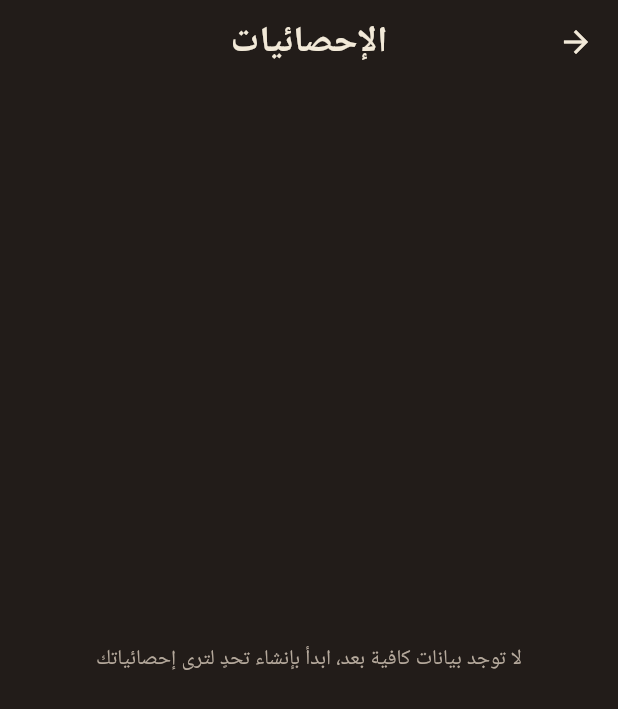
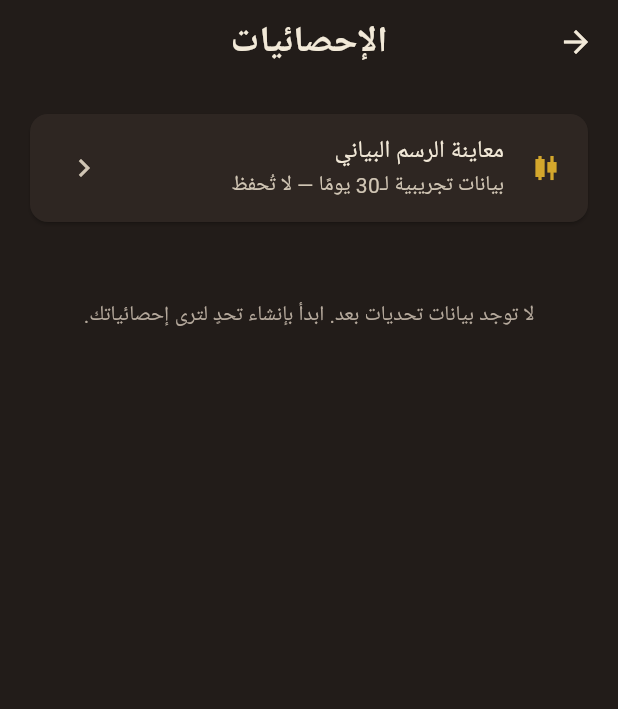
Before and after one commit to aothafer/aothafera, a Flutter app: the StatisticsScreen screen opened directly, on a phone screen of 412 x 824 dp. Shown: the top 709 px of the screen. Run offline on Flutter 3.47's test engine with Material 3 defaults, Android fonts, the light colour scheme and no system bars; our stand-ins replace flutter_local_notifications, flutter_timezone, google_fonts, timezone; Roboto replaces fonts that are missing (Ibm Plex Sans Arabic).

Commit message:
feat: add non-persistent chart preview

```diff
--- a/lib/statistics_screen.dart
+++ b/lib/statistics_screen.dart
@@ -22,27 +22,40 @@ class StatisticsScreen extends StatelessWidget {
     final ungrouped = provider.challenges
         .where((c) => c.groupId == null)
         .toList();
-    if (groups.isEmpty && ungrouped.isEmpty) {
-      return Scaffold(
-        appBar: AppBar(title: const Text('الإحصائيات')),
-        body: Center(
-          child: Padding(
-            padding: const EdgeInsets.all(32),
-            child: Text(
-              'لا توجد بيانات كافية بعد، ابدأ بإنشاء تحدٍ لترى إحصائياتك',
-              textAlign: TextAlign.center,
-              style: Theme.of(context).textTheme.bodyMedium
-                  ?.copyWith(color: AppColors.muted),
-            ),
-          ),
-        ),
-      );
-    }
+    final previewChallenge = _buildPreviewChallenge();
     return Scaffold(
       appBar: AppBar(title: const Text('الإحصائيات')),
       body: ListView(
         padding: const EdgeInsets.all(16),
         children: [
+          Card(
+            color: AppColors.surface,
+            child: ListTile(
+              leading: const Icon(
+                Icons.candlestick_chart,
+                color: AppColors.mustard,
+              ),
+              title: const Text('معاينة الرسم البياني'),
+              subtitle: const Text('بيانات تجريبية لـ30 يومًا — لا تُحفظ'),
+              trailing: const Icon(Icons.chevron_left),
+              onTap: () => showChallengeDetail(
+                context,
+                previewChallenge,
+                AppColors.mustard,
+              ),
+            ),
+          ),
+          const SizedBox(height: 12),
+          if (groups.isEmpty && ungrouped.isEmpty)
+            Padding(
+              padding: const EdgeInsets.symmetric(vertical: 36),
+              child: Text(
+                'لا توجد بيانات تحديات بعد. ابدأ بإنشاء تحدٍ لترى إحصائياتك.',
+                textAlign: TextAlign.center,
+                style: Theme.of(context).textTheme.bodyMedium
+                    ?.copyWith(color: AppColors.muted),
+              ),
+            ),
           if (groups.isNotEmpty) ...[
             Text('المجموعات', style: Theme.of(context).textTheme.titleMedium),
             const SizedBox(height: 12),
@@ -84,6 +97,65 @@ class StatisticsScreen extends StatelessWidget {
     if (maxTarget == 0) return 0;
     final done = challenges.fold<int>(0, (sum, c) => sum + c.totalDone);
     return (done * 100 / maxTarget).round();
+  }
+
+  Challenge _buildPreviewChallenge() {
+    final today = DateUtils.dateOnly(DateTime.now());
+    final start = today.subtract(const Duration(days: 29));
+    const amounts = <int>[
+      12,
+      24,
+      31,
+      18,
+      42,
+      0,
+      27,
+      35,
+      48,
+      22,
+      0,
+      39,
+      44,
+      29,
+      51,
+      33,
+      17,
+      0,
+      46,
+      38,
+      55,
+      26,
+      41,
+      19,
+      0,
+      49,
+      36,
+      58,
+      32,
+      45,
+    ];
+    final challenge = Challenge(
+      id: 'chart-preview-only',
+      title: 'معاينة الرسم البياني',
+      unit: 'صفحة',
+      targetMin: 750,
+      targetMax: 1500,
+      dailyTargetMin: 25,
+      dailyTargetMax: 50,
+      startDate: start,
+      endDate: today,
+      colorIndex: 0,
+    );
+    for (var i = 0; i < amounts.length; i++) {
+      if (amounts[i] == 0) continue;
+      challenge.logs.add(
+        LogEntry(
+          date: start.add(Duration(days: i, hours: 12)),
+          amount: amounts[i],
+        ),
+      );
+    }
+    return challenge;
   }
 }
 
```
